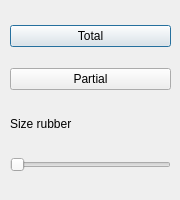
Before: the Qt Designer form src/touch/rubber/rubber_ui.ui in giacomogroppi/writernote-qt, drawn with Qt 5.
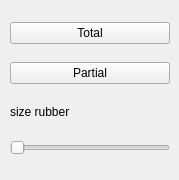
After: the same form once the commit is applied.

```diff
--- a/src/touch/rubber/rubber_ui.ui
+++ b/src/touch/rubber/rubber_ui.ui
@@ -1,19 +1,19 @@
 <?xml version="1.0" encoding="UTF-8"?>
 <ui version="4.0">
  <class>rubber_ui</class>
- <widget class="QDialog" name="rubber_ui">
+ <widget class="QWidget" name="rubber_ui">
   <property name="geometry">
    <rect>
     <x>0</x>
     <y>0</y>
-    <width>180</width>
-    <height>200</height>
+    <width>179</width>
+    <height>180</height>
    </rect>
   </property>
   <property name="maximumSize">
    <size>
     <width>180</width>
-    <height>200</height>
+    <height>180</height>
    </size>
   </property>
   <property name="windowTitle">
@@ -24,8 +24,8 @@
     <rect>
      <x>10</x>
      <y>10</y>
-     <width>161</width>
-     <height>181</height>
+     <width>160</width>
+     <height>161</height>
     </rect>
    </property>
    <layout class="QVBoxLayout" name="verticalLayout">
@@ -48,11 +48,11 @@
       <property name="maximumSize">
        <size>
         <width>16777215</width>
-        <height>25</height>
+        <height>20</height>
        </size>
       </property>
       <property name="text">
-       <string>Size rubber</string>
+       <string>size rubber</string>
       </property>
      </widget>
     </item>
```
Left out of the diff: 10 changed lines with no effect on the pictures.
